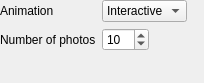
KDE/amarok, file src/context/applets/photos/photosSettings.ui: the form before one commit.
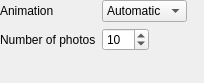
The form after the commit. Custom widgets are drawn as their Qt base class.

Commit message: Fix crash on applet loading

```diff
--- a/src/context/applets/photos/photosSettings.ui
+++ b/src/context/applets/photos/photosSettings.ui
@@ -15,7 +15,7 @@
     <rect>
      <x>0</x>
      <y>0</y>
-     <width>201</width>
+     <width>211</width>
      <height>80</height>
     </rect>
    </property>
@@ -34,12 +34,12 @@
      <widget class="KComboBox" name="animationComboBox">
       <item>
        <property name="text">
-        <string>Interactive</string>
+        <string>Automatic</string>
        </property>
       </item>
       <item>
        <property name="text">
-        <string>Scrolling</string>
+        <string>Interactive</string>
        </property>
       </item>
       <item>
```
The commit also changes 2 other files.
